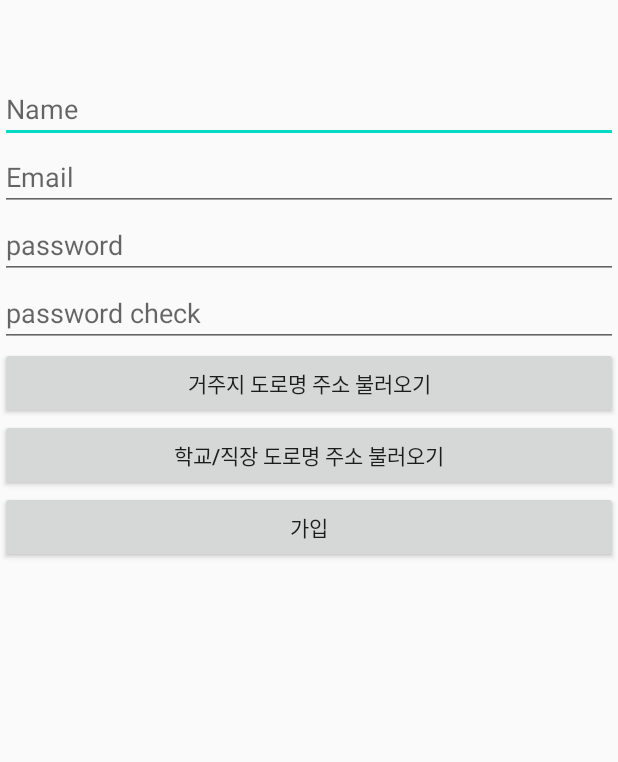
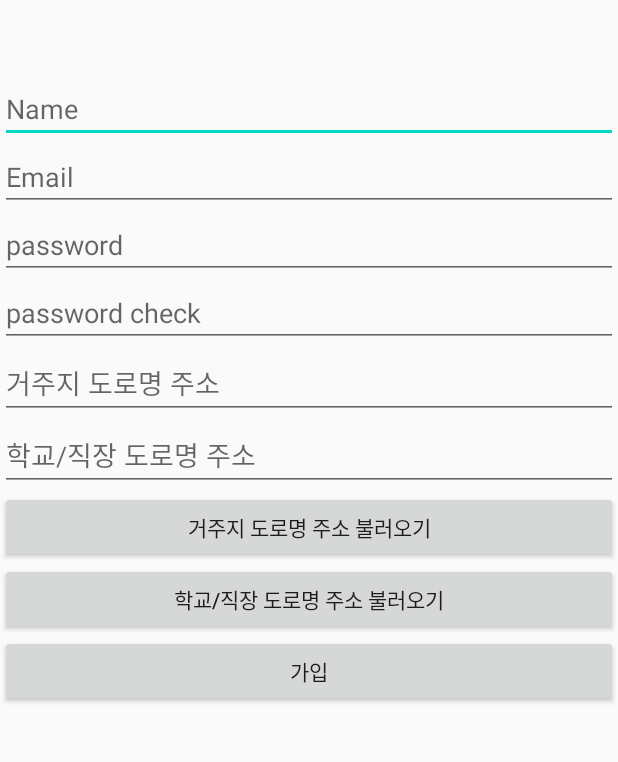
Before and after one commit to hoho00/naManAlZido, an Android app: the layout activity_register.xml on its own in the app's theme, with its tools: preview values and no code run, on a phone screen of 412 x 824 dp, the part 300-1062 px from its top. Run offline under Robolectric (Android 15) with nearby library versions, the phone set to English and light mode, and no system bars.

Commit message:
회원가입시 도로명 주소 입력 가능 파이어베이스 user에 새로운 도로명 주소 입력 받게끔 만들었음

```diff
--- a/app/src/main/AndroidManifest.xml
+++ b/app/src/main/AndroidManifest.xml
@@ -23,8 +23,10 @@
         android:label="@string/app_name"
         android:roundIcon="@mipmap/ic_launcher_round"
         android:supportsRtl="true"
+        android:usesCleartextTraffic="true"
         android:theme="@style/AppTheme"
         tools:ignore="GoogleAppIndexingWarning">
+        <activity android:name=".WebViewActivity"></activity>
         <activity android:name=".IntroActivity">
             <intent-filter>
                 <action android:name="android.intent.action.MAIN" />
@@ -34,11 +36,11 @@
         </activity>
         <activity android:name=".getAddress" />
         <activity android:name=".AddReview" />
-        <activity android:name=".LogInActivity">
-        </activity>
+        <activity android:name=".LogInActivity"></activity>
         <activity android:name=".MainActivity" />
         <activity android:name=".Content_Activity" />
         <activity android:name=".RegisterActivity" />
+
         <meta-data
             android:name="com.google.android.geo.API_KEY"
             android:value="AIzaSyAEqR94yw9ISJQEQlLXAahlgZmXU9qGOX0" />
--- a/app/src/main/res/layout/activity_register.xml
+++ b/app/src/main/res/layout/activity_register.xml
@@ -12,7 +12,8 @@
         android:layout_width="match_parent"
         android:layout_height="150dp"
         tools:srcCompat="@tools:sample/avatars[3]"
-        android:layout_margin="50dp"/>
+        android:layout_margin="50dp"
+        android:src="@drawable/logo"/>
 
     <EditText
         android:id="@+id/name_edit"
@@ -40,6 +41,17 @@
         android:hint="password check"
         android:inputType="textPassword" />
 
+    <EditText
+        android:id="@+id/et_address"
+        android:layout_width="match_parent"
+        android:layout_height="wrap_content"
+        android:hint="거주지 도로명 주소" />
+    <EditText
+        android:id="@+id/et_address2"
+        android:layout_width="match_parent"
+        android:layout_height="wrap_content"
+        android:hint="학교/직장 도로명 주소" />
+
     <Button
         android:id="@+id/get_home_address"
         android:layout_width="match_parent"
@@ -60,5 +72,4 @@
         android:layout_height="wrap_content"
         android:text="가입" />
 
-
 </LinearLayout>
```
Also changed, not shown: app/src/main/java/com/hackerton/googlemap/LogInActivity.java (+16 -11 lines), app/src/main/java/com/hackerton/googlemap/MainActivity.java (+7 -4 lines), app/src/main/java/com/hackerton/googlemap/RegisterActivity.java (+45 -3 lines).
